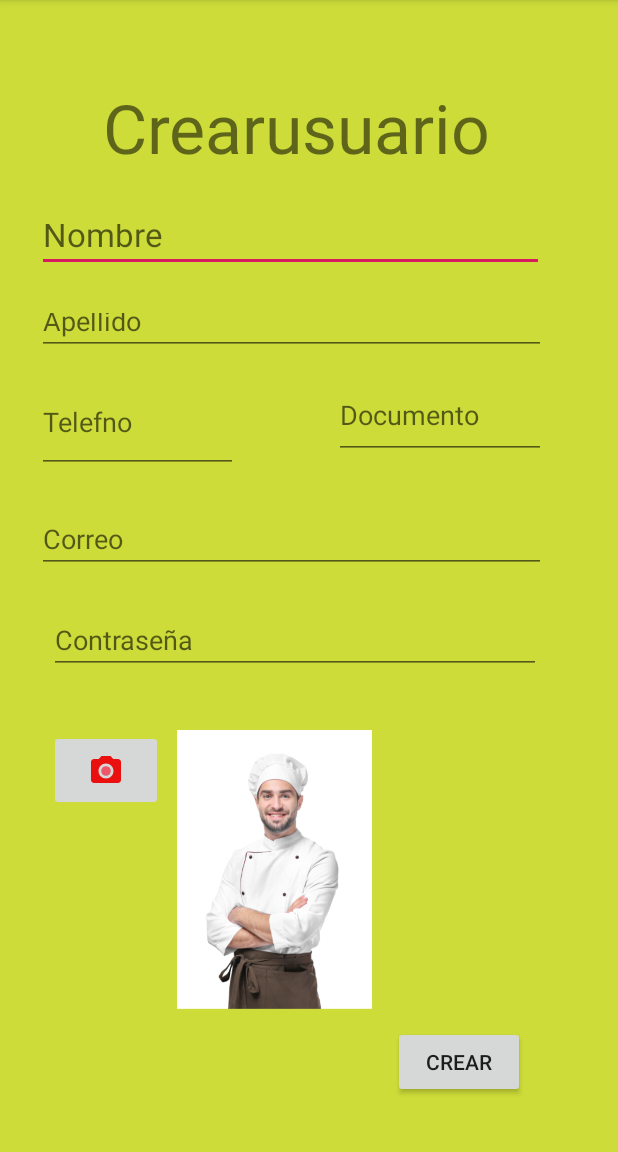
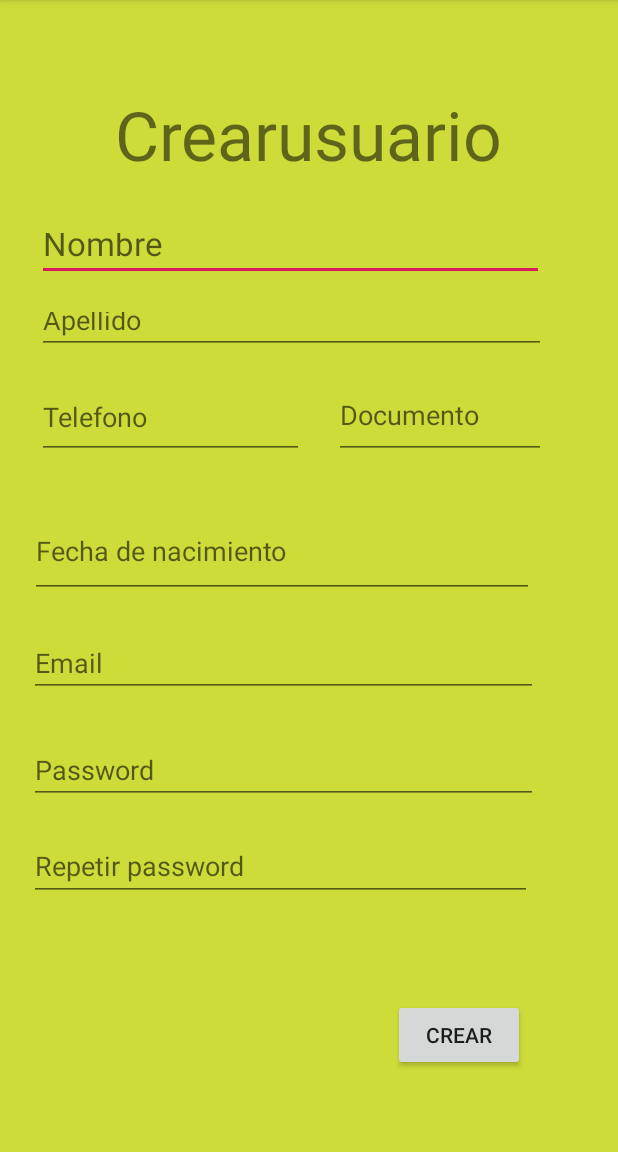
Before and after one commit to mariajosebare/PruebadeMDM, an Android app: the creaciondeusuario screen opened directly, with no data from a screen before it, on a phone screen of 412 x 824 dp, the part 84-1236 px from its top. Run offline under Robolectric (Android 15) with nearby library versions, the phone set to English and light mode, and no system bars; libraries missing offline, so code that uses them is left out: com.loopj.android, cz.msebera.android, es.dmoral.toasty.

Commit message:
creacion de usuario y union Msql

```diff
--- a/app/src/main/java/com/example/pruebademdm/creaciondeusuario.java
+++ b/app/src/main/java/com/example/pruebademdm/creaciondeusuario.java
@@ -3,8 +3,20 @@ package com.example.pruebademdm;
 import android.content.Intent;
 import android.os.Bundle;
 import android.view.View;
+import android.widget.EditText;
+import android.widget.Toast;
 
 import androidx.appcompat.app.AppCompatActivity;
+
+import com.loopj.android.http.AsyncHttpResponseHandler;
+import com.loopj.android.http.RequestParams;
+
+import org.json.JSONException;
+import org.json.JSONObject;
+
+import c.e.p.util.HttpUtils;
+import cz.msebera.android.httpclient.Header;
+import es.dmoral.toasty.Toasty;
 
 public class creaciondeusuario extends AppCompatActivity {
 
@@ -21,8 +33,50 @@ public class creaciondeusuario extends AppCompatActivity {
 
     // Comienza metodo boton crear usuario para ir a seleccion de habilidades
     public void validarusuario(View view) {
-        Intent validarusuario = new Intent(this,selec_habilidades .class);
-        startActivity(validarusuario);
-        // Finaliza metodo boton crear usuario para ir a seleccion de habilidades
+        final Intent validarusuario = new Intent(this, selec_habilidades.class);
+        String Nombre = ((EditText) findViewById(R.id.Nombre)).getText().toString();
+        String Apellido = ((EditText) findViewById(R.id.Apellido)).getText().toString();
+        String Telefono = ((EditText) findViewById(R.id.Telefono)).getText().toString();
+        String Documento = ((EditText) findViewById(R.id.Documento)).getText().toString();
+        String fecha_nacimiento = ((EditText) findViewById(R.id.fecha_nacimiento)).getText().toString();
+        String email = ((EditText) findViewById(R.id.email)).getText().toString();
+        String password = ((EditText) findViewById(R.id.password)).getText().toString();
+        RequestParams request = new RequestParams();
+        request.add("Nombre", Nombre);
+        request.add("Apellido", Apellido);
+        request.add("Telefono", Telefono);
+        request.add("ci", Documento);
+        request.add("fecha_nacimiento", fecha_nacimiento);
+        request.add("email", email);
+        request.add("password", password);
+        HttpUtils.post("/validarusuario", request, new AsyncHttpResponseHandler() {
+            @Override
+            public void onSuccess(int statusCode, Header[] headers, byte[] responseBody) {
+                try {
+                    JSONObject response = new JSONObject(new String(responseBody));
+                    if (!response.has("error")) {
+                        startActivity(validarusuario);
+                    } else {
+                        Toasty.error(getApplicationContext(),
+                                "Falta completar campos",
+                                Toast.LENGTH_SHORT,
+                                true
+                        ).show();
+                    }
+                } catch (JSONException e) {
+                    e.printStackTrace();
+                    Toasty.error(getApplicationContext(),
+                            e.getMessage(),
+                            Toast.LENGTH_SHORT,
+                            true
+                    ).show();
+                }
+            }
+
+            @Override
+            public void onFailure(int statusCode, Header[] headers, byte[] responseBody, Throwable error) {
+                error.printStackTrace();
+            }
+        });
     }
 }
--- a/app/src/main/res/layout/activity_creaciondeusuario.xml
+++ b/app/src/main/res/layout/activity_creaciondeusuario.xml
@@ -9,8 +9,8 @@
 
     <TextView
         android:id="@+id/textView11"
-        android:layout_width="275dp"
-        android:layout_height="63dp"
+        android:layout_width="259dp"
+        android:layout_height="53dp"
         android:layout_marginStart="68dp"
         android:layout_marginLeft="68dp"
         android:layout_marginTop="36dp"
@@ -33,11 +33,13 @@
         android:layout_marginTop="21dp"
         android:layout_marginEnd="49dp"
         android:layout_marginRight="49dp"
+        android:layout_marginBottom="569dp"
         android:ems="10"
         android:gravity="start|top"
         android:hint="Nombre"
         android:inputType="textMultiLine"
         android:textSize="22sp"
+        app:layout_constraintBottom_toBottomOf="parent"
         app:layout_constraintEnd_toEndOf="parent"
         app:layout_constraintStart_toStartOf="parent"
         app:layout_constraintTop_toBottomOf="@+id/textView11" />
@@ -48,33 +50,37 @@
         android:layout_height="38dp"
         android:layout_marginStart="24dp"
         android:layout_marginLeft="24dp"
-        android:layout_marginTop="17dp"
+        android:layout_marginTop="179dp"
         android:layout_marginEnd="48dp"
         android:layout_marginRight="48dp"
+        android:layout_marginBottom="514dp"
         android:ems="10"
         android:gravity="start|top"
         android:hint="Apellido"
         android:inputType="textMultiLine"
+        app:layout_constraintBottom_toBottomOf="parent"
         app:layout_constraintEnd_toEndOf="parent"
         app:layout_constraintStart_toStartOf="parent"
-        app:layout_constraintTop_toBottomOf="@+id/Nombre" />
+        app:layout_constraintTop_toTopOf="parent" />
+
 
     <EditText
         android:id="@+id/Telefono"
-        android:layout_width="134dp"
-        android:layout_height="67dp"
+        android:layout_width="178dp"
+        android:layout_height="55dp"
         android:layout_marginStart="24dp"
         android:layout_marginLeft="24dp"
-        android:layout_marginTop="11dp"
-        android:layout_marginEnd="64dp"
-        android:layout_marginRight="64dp"
+        android:layout_marginTop="232dp"
+        android:layout_marginEnd="209dp"
+        android:layout_marginRight="209dp"
+        android:layout_marginBottom="444dp"
         android:ems="10"
-        android:hint="Telefno"
+        android:hint="Telefono"
         android:inputType="phone"
-        app:layout_constraintEnd_toStartOf="@+id/Documento"
+        app:layout_constraintBottom_toBottomOf="parent"
+        app:layout_constraintEnd_toEndOf="parent"
         app:layout_constraintStart_toStartOf="parent"
-        app:layout_constraintTop_toBottomOf="@+id/Apellido" />
-
+        app:layout_constraintTop_toTopOf="parent" />
 
     <EditText
         android:id="@+id/Documento"
@@ -97,62 +103,50 @@
 
 
     <EditText
-        android:id="@+id/correo"
+        android:id="@+id/email"
         android:layout_width="339dp"
         android:layout_height="43dp"
-        android:layout_marginStart="24dp"
-        android:layout_marginLeft="24dp"
-        android:layout_marginTop="23dp"
-        android:layout_marginEnd="48dp"
-        android:layout_marginRight="48dp"
+        android:layout_marginStart="19dp"
+        android:layout_marginLeft="19dp"
+        android:layout_marginTop="403dp"
+        android:layout_marginEnd="53dp"
+        android:layout_marginRight="53dp"
+        android:layout_marginBottom="285dp"
         android:ems="10"
-        android:hint="Correo"
+        android:hint="Email"
         android:inputType="textMultiLine"
         android:textAppearance="@style/TextAppearance.AppCompat.Medium"
+        app:layout_constraintBottom_toBottomOf="parent"
         app:layout_constraintEnd_toEndOf="parent"
         app:layout_constraintStart_toStartOf="parent"
-        app:layout_constraintTop_toBottomOf="@+id/Telefono" />
+        app:layout_constraintTop_toTopOf="parent" />
 
     <EditText
-        android:id="@+id/contraseña"
-        android:layout_width="328dp"
-        android:layout_height="44dp"
-        android:layout_marginStart="32dp"
-        android:layout_marginLeft="32dp"
-        android:layout_marginTop="23dp"
-        android:layout_marginEnd="51dp"
-        android:layout_marginRight="51dp"
+        android:id="@+id/password"
+        android:layout_width="339dp"
+        android:layout_height="43dp"
+        android:layout_marginStart="19dp"
+        android:layout_marginLeft="19dp"
+        android:layout_marginTop="474dp"
+        android:layout_marginEnd="53dp"
+        android:layout_marginRight="53dp"
+        android:layout_marginBottom="214dp"
         android:ems="10"
-        android:hint="Contraseña"
+        android:hint="Password"
         android:inputType="textPassword"
         android:textAppearance="@style/TextAppearance.AppCompat.Medium"
+        app:layout_constraintBottom_toBottomOf="parent"
         app:layout_constraintEnd_toEndOf="parent"
         app:layout_constraintStart_toStartOf="parent"
-        app:layout_constraintTop_toBottomOf="@+id/correo" />
-
-    <ImageButton
-        android:id="@+id/imageButton"
-        android:layout_width="76dp"
-        android:layout_height="54dp"
-        android:layout_marginStart="32dp"
-        android:layout_marginLeft="32dp"
-        android:layout_marginTop="29dp"
-        android:layout_marginEnd="9dp"
-        android:layout_marginRight="9dp"
-        android:layout_marginBottom="220dp"
-        app:layout_constraintBottom_toBottomOf="parent"
-        app:layout_constraintEnd_toStartOf="@+id/imageView5"
-        app:layout_constraintStart_toStartOf="parent"
-        app:layout_constraintTop_toBottomOf="@+id/contraseña"
-        app:srcCompat="@drawable/ic_menu_camera"
-        tools:ignore="MissingConstraints" />
+        app:layout_constraintTop_toTopOf="parent" />
 
     <Button
         android:id="@+id/validarusuario"
         android:layout_width="wrap_content"
         android:layout_height="wrap_content"
-        android:layout_marginStart="14dp"
-        android:layout_marginLeft="14dp"
+        android:layout_marginStart="261dp"
+        android:layout_marginLeft="261dp"
+        android:layout_marginTop="647dp"
         android:layout_marginEnd="62dp"
         android:layout_marginRight="62dp"
         android:layout_marginBottom="36dp"
@@ -160,19 +154,44 @@
         android:text="Crear"
         app:layout_constraintBottom_toBottomOf="parent"
         app:layout_constraintEnd_toEndOf="parent"
-        app:layout_constraintHorizontal_bias="1.0"
-        app:layout_constraintStart_toEndOf="@+id/imageView5" />
+        app:layout_constraintStart_toStartOf="parent"
+        app:layout_constraintTop_toTopOf="parent" />
 
-    <ImageView
-        android:id="@+id/imageView5"
-        android:layout_width="130dp"
-        android:layout_height="223dp"
-        android:layout_marginTop="11dp"
-        android:layout_marginEnd="164dp"
-        android:layout_marginRight="164dp"
-        android:layout_marginBottom="69dp"
+    <EditText
+        android:id="@+id/fecha_nacimiento"
+        android:layout_width="336dp"
+        android:layout_height="62dp"
+        android:layout_marginStart="19dp"
+        android:layout_marginLeft="19dp"
+        android:layout_marginTop="318dp"
+        android:layout_marginEnd="56dp"
+        android:layout_marginRight="56dp"
+        android:layout_marginBottom="351dp"
+        android:ems="10"
+        android:hint="Fecha de nacimiento "
+        android:inputType="date"
         app:layout_constraintBottom_toBottomOf="parent"
         app:layout_constraintEnd_toEndOf="parent"
-        app:layout_constraintTop_toBottomOf="@+id/contraseña"
-        app:srcCompat="@drawable/chef" />
+        app:layout_constraintStart_toStartOf="parent"
+        app:layout_constraintTop_toTopOf="parent" />
+
+    <EditText
+        android:id="@+id/repetir_pass"
+        android:layout_width="335dp"
+        android:layout_height="46dp"
+        android:layout_marginStart="19dp"
+        android:layout_marginLeft="19dp"
+        android:layout_marginTop="536dp"
+        android:layout_marginEnd="57dp"
+        android:layout_marginRight="57dp"
+        android:layout_marginBottom="149dp"
+        android:ems="10"
+        android:gravity="start|top"
+        android:hint="Repetir password"
+        android:inputType="textMultiLine"
+        app:layout_constraintBottom_toBottomOf="parent"
+        app:layout_constraintEnd_toEndOf="parent"
+        app:layout_constraintStart_toStartOf="parent"
+        app:layout_constraintTop_toTopOf="parent" />
+
 </androidx.constraintlayout.widget.ConstraintLayout>
--- a/app/src/main/res/layout/activity_main_log.xml
+++ b/app/src/main/res/layout/activity_main_log.xml
@@ -28,7 +28,7 @@
             android:layout_marginRight="411dp"
             android:orientation="horizontal"
             app:layout_constraintEnd_toEndOf="parent"
-            app:layout_constraintGuide_begin="644dp"
+            app:layout_constraintGuide_begin="692dp"
             app:layout_constraintStart_toStartOf="parent" />
 
         <View
```
